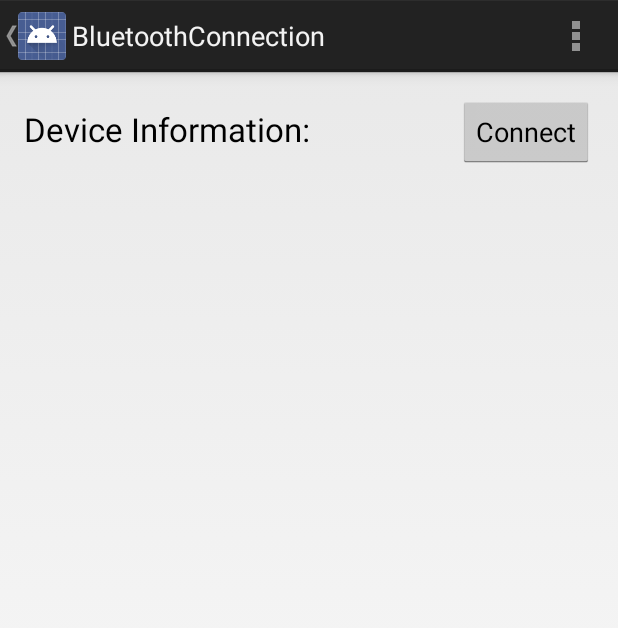
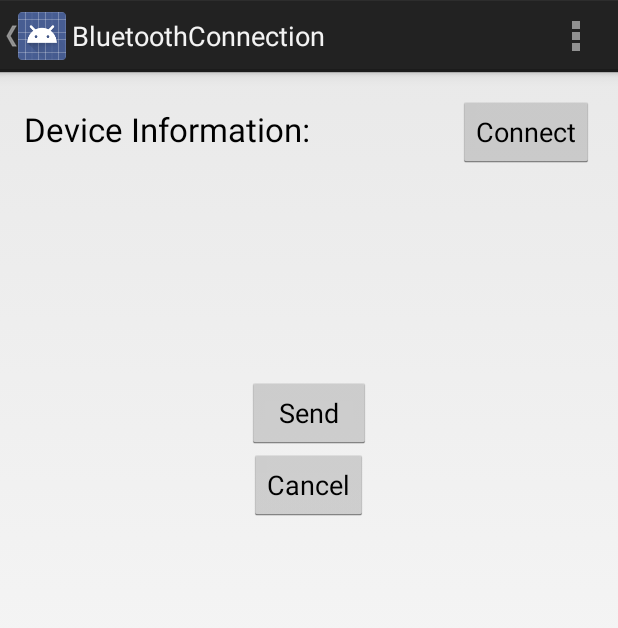
Before and after one commit to RayZhangUCLA/BluetoothSensorSimulator, an Android app: the BluetoothConnection screen opened directly, with no data from a screen before it, on a phone screen of 412 x 824 dp. Shown: the top 628 px of the screen. Run offline under Robolectric (Android 15) with nearby library versions, the phone set to English and light mode, and no system bars; 3 statements that could not run were skipped.

```diff
--- a/src/main/java/com/example/ray/bluetoothsensorsimulator/MainActivity.java
+++ b/src/main/java/com/example/ray/bluetoothsensorsimulator/MainActivity.java
@@ -71,6 +71,8 @@ public class MainActivity extends Activity {
         }
 
         status = (TextView) findViewById(R.id.Status);
+        if(myBTAdapter.isEnabled())
+            status.setText("Status: Enabled");
 
         BTswitch = (Button) findViewById(R.id.Switch_button);
         //Turn on/off the bluetooth module
--- a/src/main/res/layout/activity_bluetooth_connection.xml
+++ b/src/main/res/layout/activity_bluetooth_connection.xml
@@ -36,5 +36,21 @@
         android:layout_width="wrap_content"
         android:layout_height="wrap_content" />
 
+    <Button
+        android:id="@+id/send_button"
+        android:layout_width="wrap_content"
+        android:layout_height="wrap_content"
+        android:text="  Send  "
+        android:layout_gravity="center"
+        android:layout_marginTop="120dp"
+        />
+
+    <Button
+        android:id="@+id/cancel_button"
+        android:layout_width="wrap_content"
+        android:layout_height="wrap_content"
+        android:text="Cancel"
+        android:layout_gravity="center"
+        />
 
 </LinearLayout>
```
Also changed, not shown: src/main/java/com/example/ray/bluetoothsensorsimulator/BluetoothConnection.java (+124 -1 lines), 24 other files.
